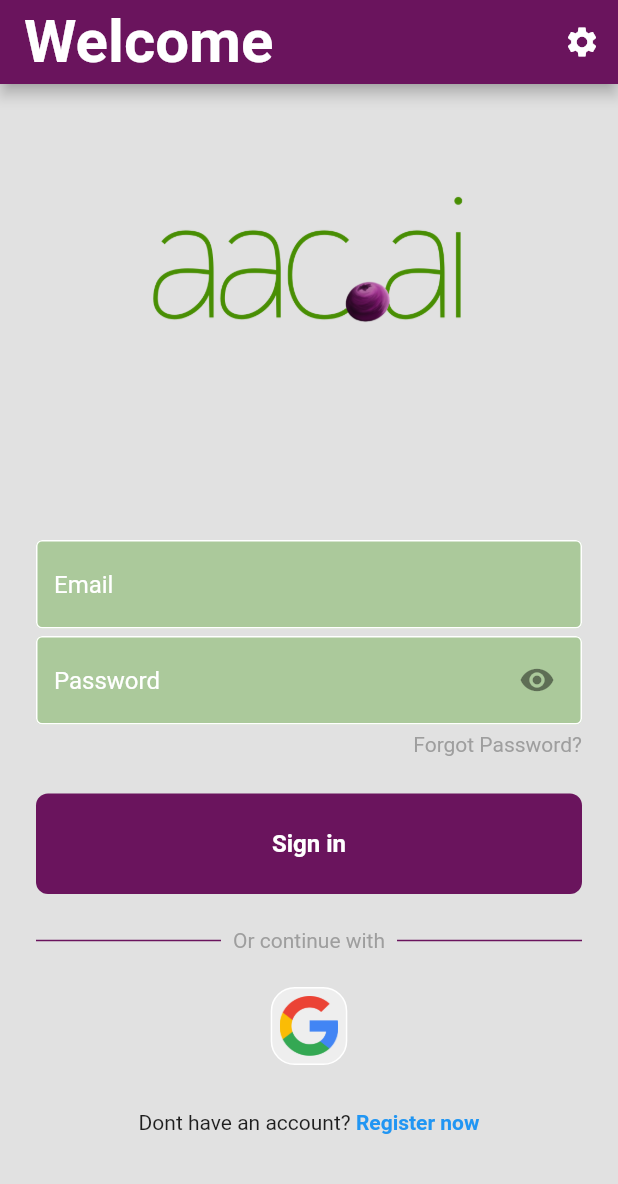
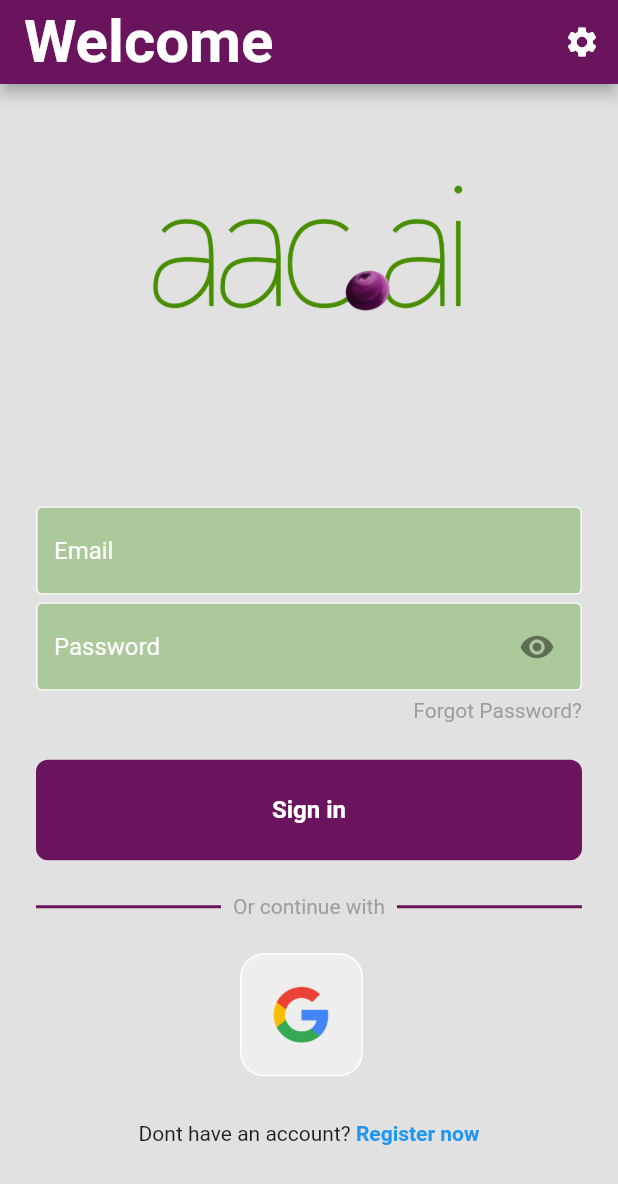
Before and after one commit to biiggman/aacai, a Flutter app: the screen it shows after launch, on a phone screen of 412 x 824 dp. Shown: the top 1184 px of the screen. Run offline on Flutter 3.47's test engine with Material 2 defaults, Android fonts, the phone set to English and light mode, and no system bars; our stand-ins replace cached_network_image, camera, cloud_firestore, firebase_auth, firebase_core, firebase_storage and 6 more; missing offline and left inert: tflite; accounts and stored records are empty.

```diff
--- a/lib/ui/login/login_page.dart
+++ b/lib/ui/login/login_page.dart
@@ -48,6 +48,10 @@ class _LoginPageState extends State<LoginPage> {
   @override
   Widget build(BuildContext context) {
     MyThemes.lightTheme;
+
+    //  final appleSignInAvailable =
+    //     Provider.of<AppleSignInAvailable>(context, listen: false);
+
     return GestureDetector(
         onTap: () {
           _focusEmail.unfocus();
@@ -216,7 +220,7 @@ class _LoginPageState extends State<LoginPage> {
                                   children: const [
                                     Expanded(
                                       child: Divider(
-                                        thickness: 1,
+                                        thickness: 2,
                                         color: Color(0xff6A145D),
                                       ),
                                     ),
@@ -229,16 +233,16 @@ class _LoginPageState extends State<LoginPage> {
                                     ),
                                     Expanded(
                                       child: Divider(
-                                          thickness: 1,
+                                          thickness: 2,
                                           color: Color(0xff6A145D)),
                                     ),
                                   ],
                                 ),
                                 const SizedBox(height: 15),
-                                //google sign in button
                                 Row(
                                   mainAxisAlignment: MainAxisAlignment.center,
                                   children: [
+                                    //google sign in button
                                     GestureDetector(
                                         onTap: () async {
                                           setState(() {
@@ -252,32 +256,21 @@ class _LoginPageState extends State<LoginPage> {
                                           });
 
                                           if (user != null) {
-                                          Navigator.of(context).pushReplacement(
+                                            Navigator.of(context)
+                                                .pushReplacement(
                                               MaterialPageRoute(
-                                              builder: (context) => ProfilePage(
+                                                builder: (context) =>
+                                                    ProfilePage(
                                                   user: user,
                                                 ),
                                               ),
                                             );
                                           }
                                         },
-                                      child: Container(
-                                        padding: EdgeInsets.all(5),
-                                        decoration: BoxDecoration(
-                                          border: Border.all(
-                                            color: Colors.white,
-                                          ),
-                                          borderRadius:
-                                              BorderRadius.circular(16),
-                                          color: Colors.grey[200],
-                                        ),
-                                        child: const Image(
-                                          image: AssetImage(
-                                              "assets/logos/google_logo.png"),
-                                          height: 40,
-                                        ),
-                                      ),
-                                    ),
+                                        child: UITemplates.squareTile(
+                                            imagePath:
+                                                "assets/logos/google.png")),
+                                    const SizedBox(width: 10),
                                   ],
                                 ),
                                 const SizedBox(height: 30),
--- a/lib/utils/UI_templates.dart
+++ b/lib/utils/UI_templates.dart
@@ -5,7 +5,7 @@ class UITemplates {
   static InputDecoration textFieldDeco({required String hintText}) {
     return (InputDecoration(
         hintText: hintText,
-        hintStyle: TextStyle(color: Colors.white),
+        hintStyle: const TextStyle(color: Colors.white),
         enabledBorder: const OutlineInputBorder(
             borderSide: BorderSide(color: Colors.white)),
         errorBorder: OutlineInputBorder(
@@ -39,4 +39,22 @@ class UITemplates {
       ),
     );
   }
+
+  //square tile decoration for google login button
+  static Container squareTile({required String imagePath}) {
+    return Container(
+      padding: const EdgeInsets.all(20),
+      decoration: BoxDecoration(
+        border: Border.all(
+          color: Colors.white,
+        ),
+        borderRadius: BorderRadius.circular(16),
+        color: Colors.grey[200],
+      ),
+      child: Image.asset(
+        imagePath,
+        height: 40,
+      ),
+    );
+  }
 }
--- a/pubspec.yaml
+++ b/pubspec.yaml
@@ -48,6 +48,7 @@ dependencies:
   settings_ui: ^2.0.2
   google_sign_in: ^6.0.2
   flutter_pw_validator: ^1.5.0
+
 
 dependency_overrides:
   camera_android: 0.9.7+1
@@ -117,8 +118,8 @@ flutter:
 
     #logos
   - assets/logos/logo.png
-  - assets/logos/google_logo.png
-
+  - assets/logos/google.png
+  - assets/logos/apple.png
 
   # An image asset can refer to one or more resolution-specific "variants", see
   # https://flutter.dev/assets-and-images/#resolution-aware
```
Also changed, not shown: assets/logos/google.png (added), assets/logos/google_logo.png (deleted), 1 other file. Lines whose indentation alone changed are shown as unchanged.
